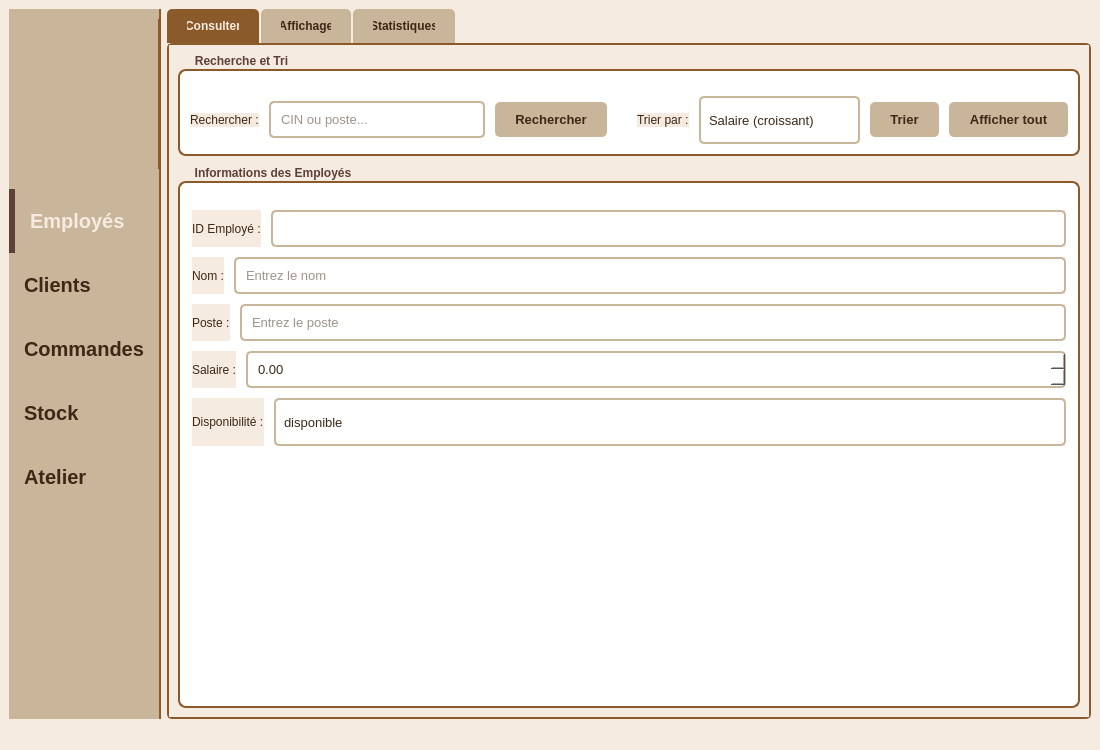
First picture: the form in interface_employe/mainwindow.ui, repository Esprit-UP-Algo/projetcpp2526-s2-2a8-smart-carpentry-morkshop-management, before the edit.
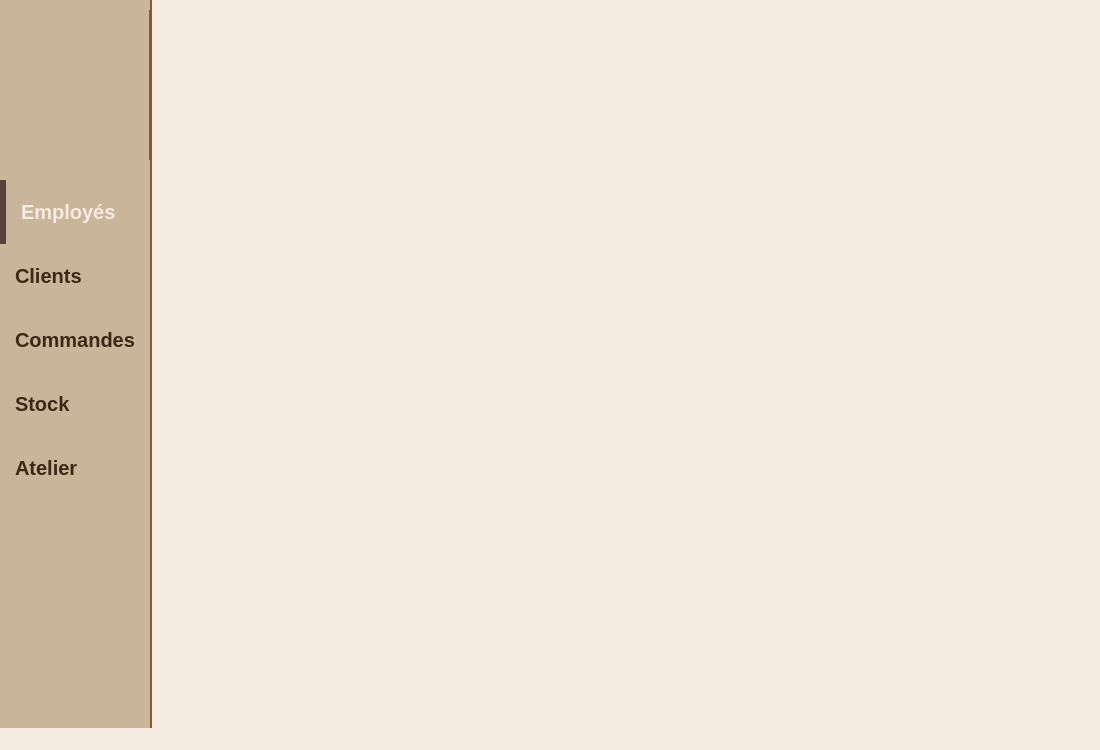
Second picture: the form after the edit. The open tabs and pages were chosen to show the change. Icons and pictures are not drawn.

What changed in the file:
```diff
--- a/interface_employe/mainwindow.ui
+++ b/interface_employe/mainwindow.ui
@@ -23,8 +23,8 @@
     QTabBar::tab:hover { background-color: #9B8068; }
     QGroupBox { background-color: #FFFFFF; border: 2px solid #8B5A2B; border-radius: 8px; margin-top: 15px; padding-top: 15px; font-weight: bold; }
     QGroupBox::title { color: #5D4037; subcontrol-origin: margin; left: 10px; padding: 0 5px; font-size: 10pt; }
-    QLineEdit, QDoubleSpinBox, QComboBox { background-color: #FFFFFF; border: 2px solid #C9B59A; border-radius: 5px; padding: 8px; color: #3D2817; font-size: 10pt; }
-    QLineEdit:focus, QDoubleSpinBox:focus, QComboBox:focus { border: 2px solid #8B5A2B; }
+    QLineEdit, QDoubleSpinBox, QComboBox, QTextEdit, QDateEdit { background-color: #FFFFFF; border: 2px solid #C9B59A; border-radius: 5px; padding: 8px; color: #3D2817; font-size: 10pt; }
+    QLineEdit:focus, QDoubleSpinBox:focus, QComboBox:focus, QTextEdit:focus, QDateEdit:focus { border: 2px solid #8B5A2B; }
     QComboBox { font-size: 10pt; min-height: 28px; }
     QComboBox::drop-down { border: none; width: 20px; }
     QComboBox::down-arrow { image: none; border-left: 4px solid transparent; border-right: 4px solid transparent; border-top: 4px solid #8B5A2B; margin-right: 6px; }
@@ -50,6 +50,21 @@
   </property>
   <widget class="QWidget" name="centralwidget">
    <layout class="QHBoxLayout" name="horizontalLayoutPrincipal" stretch="0,1">
+    <property name="spacing">
+     <number>0</number>
+    </property>
+    <property name="leftMargin">
+     <number>0</number>
+    </property>
+    <property name="topMargin">
+     <number>0</number>
+    </property>
+    <property name="rightMargin">
+     <number>0</number>
+    </property>
+    <property name="bottomMargin">
+     <number>0</number>
+    </property>
     <item>
      <widget class="QWidget" name="sidebar" native="true">
       <property name="styleSheet">
@@ -197,531 +212,40 @@
      </widget>
     </item>
     <item>
-     <widget class="QTabWidget" name="tabWidget">
-      <property name="currentIndex">
-       <number>2</number>
-      </property>
-      <widget class="QWidget" name="tabConsulter">
-       <attribute name="title">
-        <string>Consulter</string>
-       </attribute>
-       <layout class="QVBoxLayout" name="verticalLayoutConsulter">
-        <property name="spacing">
-         <number>10</number>
-        </property>
-        <item>
-         <widget class="QGroupBox" name="groupRechercheEtTri">
-          <property name="sizePolicy">
-           <sizepolicy hsizetype="Preferred" vsizetype="Fixed">
-            <horstretch>0</horstretch>
-            <verstretch>0</verstretch>
-           </sizepolicy>
-          </property>
-          <property name="title">
-           <string>Recherche et Tri</string>
-          </property>
-          <layout class="QHBoxLayout" name="horizontalRechercheEtTri">
-           <property name="spacing">
-            <number>10</number>
-           </property>
-           <property name="leftMargin">
-            <number>10</number>
-           </property>
-           <property name="topMargin">
-            <number>10</number>
-           </property>
-           <property name="rightMargin">
-            <number>10</number>
-           </property>
-           <property name="bottomMargin">
-            <number>10</number>
-           </property>
-           <item alignment="Qt::AlignmentFlag::AlignVCenter">
-            <widget class="QLabel" name="labelRechercher">
-             <property name="text">
-              <string>Rechercher :</string>
-             </property>
-            </widget>
-           </item>
-           <item>
-            <widget class="QLineEdit" name="lineEditRecherche">
-             <property name="placeholderText">
-              <string>CIN ou poste...</string>
-             </property>
-            </widget>
-           </item>
-           <item>
-            <widget class="QPushButton" name="btnRechercher">
-             <property name="text">
-              <string>Rechercher</string>
-             </property>
-            </widget>
-           </item>
-           <item>
-            <spacer name="spacerRecherche">
-             <property name="orientation">
-              <enum>Qt::Orientation::Horizontal</enum>
-             </property>
-             <property name="sizeType">
-              <enum>QSizePolicy::Policy::Fixed</enum>
-             </property>
-             <property name="sizeHint" stdset="0">
-              <size>
-               <width>20</width>
-               <height>20</height>
-              </size>
-             </property>
-            </spacer>
-           </item>
-           <item alignment="Qt::AlignmentFlag::AlignVCenter">
-            <widget class="QLabel" name="labelTrierPar">
-             <property name="text">
-              <string>Trier par :</string>
-             </property>
-            </widget>
-           </item>
-           <item>
-            <widget class="QComboBox" name="comboBoxTri">
-             <item>
-              <property name="text">
-               <string>Salaire (croissant)</string>
-              </property>
-             </item>
-             <item>
-              <property name="text">
-               <string>Salaire (décroissant)</string>
-              </property>
-             </item>
-            </widget>
-           </item>
-           <item>
-            <widget class="QPushButton" name="btnTrier">
-             <property name="text">
-              <string>Trier</string>
-             </property>
-            </widget>
-           </item>
-           <item>
-            <widget class="QPushButton" name="btnAfficherTout">
-             <property name="text">
-              <string>Afficher tout</string>
-             </property>
-            </widget>
-           </item>
-          </layout>
-         </widget>
-        </item>
-        <item>
-         <widget class="QGroupBox" name="groupBoxInfoEmployes">
-          <property name="sizePolicy">
-           <sizepolicy hsizetype="Preferred" vsizetype="Expanding">
-            <horstretch>0</horstretch>
-            <verstretch>1</verstretch>
-           </sizepolicy>
-          </property>
-          <property name="title">
-           <string>Informations des Employés</string>
-          </property>
-          <layout class="QVBoxLayout" name="verticalLayoutInfo">
-           <property name="spacing">
-            <number>10</number>
-           </property>
-           <property name="leftMargin">
-            <number>12</number>
-           </property>
-           <property name="topMargin">
-            <number>12</number>
-           </property>
-           <property name="rightMargin">
-            <number>12</number>
-           </property>
-           <property name="bottomMargin">
-            <number>12</number>
-           </property>
-           <item>
-            <layout class="QHBoxLayout" name="horizontalID">
-             <item>
-              <widget class="QLabel" name="labelID">
-               <property name="text">
-                <string>ID Employé :</string>
-               </property>
-              </widget>
-             </item>
-             <item>
-              <widget class="QLineEdit" name="lineEditID">
-               <property name="sizePolicy">
-                <sizepolicy hsizetype="Expanding" vsizetype="Fixed">
-                 <horstretch>1</horstretch>
-                 <verstretch>0</verstretch>
-                </sizepolicy>
-               </property>
-              </widget>
-             </item>
-            </layout>
-           </item>
-           <item>
-            <layout class="QHBoxLayout" name="horizontalNom">
-             <item>
-              <widget class="QLabel" name="labelNom">
-               <property name="text">
-                <string>Nom :</string>
-               </property>
-              </widget>
-             </item>
-             <item>
-              <widget class="QLineEdit" name="lineEditNom">
-               <property name="sizePolicy">
-                <sizepolicy hsizetype="Expanding" vsizetype="Fixed">
-                 <horstretch>1</horstretch>
-                 <verstretch>0</verstretch>
-                </sizepolicy>
-               </property>
-               <property name="placeholderText">
-                <string>Entrez le nom</string>
-               </property>
-              </widget>
-             </item>
-            </layout>
-           </item>
-           <item>
-            <layout class="QHBoxLayout" name="horizontalPoste">
-             <item>
-              <widget class="QLabel" name="labelPoste">
-               <property name="text">
-                <string>Poste :</string>
-               </property>
-              </widget>
-             </item>
-             <item>
-              <widget class="QLineEdit" name="lineEditPoste">
-               <property name="sizePolicy">
-                <sizepolicy hsizetype="Expanding" vsizetype="Fixed">
-                 <horstretch>1</horstretch>
-                 <verstretch>0</verstretch>
-                </sizepolicy>
-               </property>
-               <property name="placeholderText">
-                <string>Entrez le poste</string>
-               </property>
-              </widget>
-             </item>
-            </layout>
-           </item>
-           <item>
-            <layout class="QHBoxLayout" name="horizontalSalaire">
-             <item>
-              <widget class="QLabel" name="labelSalaire">
-               <property name="text">
-                <string>Salaire :</string>
-               </property>
-              </widget>
-             </item>
-             <item>
-              <widget class="QDoubleSpinBox" name="doubleSpinBoxSalaire">
-               <property name="sizePolicy">
-                <sizepolicy hsizetype="Expanding" vsizetype="Fixed">
-                 <horstretch>1</horstretch>
-                 <verstretch>0</verstretch>
-                </sizepolicy>
-               </property>
-               <property name="maximum">
-                <double>999999.989999999990687</double>
-               </property>
-               <property name="value">
-                <double>0.000000000000000</double>
-               </property>
-              </widget>
-             </item>
-            </layout>
-           </item>
-           <item>
-            <layout class="QHBoxLayout" name="horizontalDispo">
-             <item>
-              <widget class="QLabel" name="labelDispo">
-               <property name="text">
-                <string>Disponibilité :</string>
-               </property>
-              </widget>
-             </item>
-             <item>
-              <widget class="QComboBox" name="comboBoxDispo">
-               <property name="sizePolicy">
-                <sizepolicy hsizetype="Expanding" vsizetype="Fixed">
-                 <horstretch>1</horstretch>
-                 <verstretch>0</verstretch>
-                </sizepolicy>
-               </property>
-               <item>
-                <property name="text">
-                 <string>disponible</string>
-                </property>
-               </item>
-               <item>
-                <property name="text">
-                 <string>en congé</string>
-                </property>
-               </item>
-               <item>
-                <property name="text">
-                 <string>absent</string>
-                </property>
-               </item>
-              </widget>
-             </item>
-            </layout>
-           </item>
-           <item>
-            <spacer name="verticalSpacerForm">
-             <property name="orientation">
-              <enum>Qt::Orientation::Vertical</enum>
-             </property>
-             <property name="sizeHint" stdset="0">
-              <size>
-               <width>20</width>
-               <height>40</height>
-              </size>
-             </property>
-            </spacer>
-           </item>
-          </layout>
-         </widget>
-        </item>
-       </layout>
-      </widget>
-      <widget class="QWidget" name="tabAffichage">
-       <attribute name="title">
-        <string>Affichage</string>
-       </attribute>
-       <layout class="QVBoxLayout" name="verticalLayoutAffichage">
-        <property name="spacing">
-         <number>10</number>
-        </property>
-        <item>
-         <widget class="QGroupBox" name="groupBoxActions">
-          <property name="title">
-           <string>Actions</string>
-          </property>
-          <layout class="QHBoxLayout" name="horizontalLayoutActions">
-           <property name="spacing">
-            <number>10</number>
-           </property>
-           <item>
-            <widget class="QPushButton" name="btnAjouter">
-             <property name="text">
-              <string>+ Ajouter</string>
-             </property>
-            </widget>
-           </item>
-           <item>
-            <widget class="QPushButton" name="btnModifier">
-             <property name="text">
-              <string>Modifier</string>
-             </property>
-            </widget>
-           </item>
-           <item>
-            <widget class="QPushButton" name="btnSupprimer">
-             <property name="text">
-              <string>Supprimer</string>
-             </property>
-            </widget>
-           </item>
-           <item>
-            <widget class="QPushButton" name="btnAfficherTout">
-             <property name="text">
-              <string>Afficher Tout</string>
-             </property>
-            </widget>
-           </item>
-           <item>
-            <spacer name="horizontalSpacerActions">
-             <property name="orientation">
-              <enum>Qt::Orientation::Horizontal</enum>
-             </property>
-             <property name="sizeHint" stdset="0">
-              <size>
-               <width>40</width>
-               <height>20</height>
-              </size>
-             </property>
-            </spacer>
-           </item>
-           <item>
-            <widget class="QPushButton" name="btnVider">
-             <property name="text">
-              <string>Vider</string>
-             </property>
-            </widget>
-           </item>
-          </layout>
-         </widget>
-        </item>
-        <item>
-         <widget class="QTableWidget" name="tableWidgetEmployes">
-          <property name="alternatingRowColors">
-           <bool>true</bool>
-          </property>
-          <property name="selectionBehavior">
-           <enum>QAbstractItemView::SelectionBehavior::SelectRows</enum>
-          </property>
-          <property name="sortingEnabled">
-           <bool>true</bool>
-          </property>
-          <column>
-           <property name="text">
-            <string>ID Employé</string>
-           </property>
-          </column>
-          <column>
-           <property name="text">
-            <string>Nom</string>
-           </property>
-          </column>
-          <column>
-           <property name="text">
-            <string>Poste</string>
-           </property>
-          </column>
-          <column>
-           <property name="text">
-            <string>Salaire</string>
-           </property>
-          </column>
-          <column>
-           <property name="text">
-            <string>Disponibilité</string>
-           </property>
-          </column>
-         </widget>
-        </item>
-        <item>
-         <widget class="QGroupBox" name="groupBoxExport">
-          <property name="title">
-           <string>Exporter la Liste des Employés</string>
-          </property>
-          <layout class="QVBoxLayout" name="verticalLayoutExport">
-           <item>
-            <widget class="QLabel" name="labelExportInfo">
-             <property name="text">
-              <string>Choisissez le format d'exportation de la liste des employés :</string>
-             </property>
-            </widget>
-           </item>
-           <item>
-            <layout class="QHBoxLayout" name="horizontalLayoutExportButtons">
-             <item>
-              <widget class="QPushButton" name="btnExportPDF">
-               <property name="minimumSize">
-                <size>
-                 <width>0</width>
-                 <height>50</height>
-                </size>
-               </property>
-               <property name="text">
-                <string>Exporter en PDF</string>
-               </property>
-              </widget>
-             </item>
-            </layout>
-           </item>
-           <item>
-            <widget class="QGroupBox" name="groupBoxExportOptions">
-             <property name="title">
-              <string>Options d'exportation</string>
-             </property>
-             <layout class="QVBoxLayout" name="verticalLayoutOptions">
-              <item>
-               <widget class="QCheckBox" name="checkBoxInclureEntete">
-                <property name="text">
-                 <string>Inclure l'en-tête</string>
-                </property>
-                <property name="checked">
-                 <bool>true</bool>
-                </property>
-               </widget>
-              </item>
-              <item>
-               <widget class="QCheckBox" name="checkBoxDateExport">
-                <property name="text">
-                 <string>Inclure la date d'exportation</string>
-                </property>
-                <property name="checked">
-                 <bool>true</bool>
-                </property>
-               </widget>
-              </item>
-             </layout>
-            </widget>
-           </item>
-          </layout>
-         </widget>
-        </item>
-       </layout>
-      </widget>
-      <widget class="QWidget" name="tabStatistiques">
-       <attribute name="title">
-        <string>Statistiques</string>
-       </attribute>
-       <layout class="QVBoxLayout" name="verticalLayoutStats">
-        <item>
-         <widget class="QGroupBox" name="groupBoxStats">
-          <property name="title">
-           <string>Statistiques Générales</string>
-          </property>
-          <layout class="QGridLayout" name="gridLayoutStats">
-           <item row="0" column="0">
-            <widget class="QLabel" name="labelTotalEmployes">
-             <property name="font">
-              <font>
-               <family>Segoe UI</family>
-               <bold>true</bold>
-              </font>
-             </property>
-             <property name="text">
-              <string>Nombre total d'employés :</string>
-             </property>
-            </widget>
-           </item>
-           <item row="0" column="1">
-            <widget class="QLabel" name="labelTotalEmployesValeur">
-             <property name="font">
-              <font>
-               <family>Segoe UI</family>
-               <pointsize>12</pointsize>
-              </font>
-             </property>
-             <property name="text">
-              <string>0</string>
-             </property>
-            </widget>
-           </item>
-           <item row="1" column="0">
-            <widget class="QPushButton" name="btnActualiserStats">
-             <property name="text">
-              <string>Actualiser les Statistiques</string>
-             </property>
-            </widget>
-           </item>
-          </layout>
-         </widget>
-        </item>
-        <item>
-         <spacer name="verticalSpacerStats">
-          <property name="orientation">
-           <enum>Qt::Orientation::Vertical</enum>
-          </property>
-          <property name="sizeHint" stdset="0">
-           <size>
-            <width>20</width>
-            <height>40</height>
-           </size>
-          </property>
-         </spacer>
-        </item>
-       </layout>
-      </widget>
+     <widget class="QWidget" name="contentContainer">
+      <layout class="QVBoxLayout" name="contentLayout">
+       <property name="spacing">
+        <number>0</number>
+       </property>
+       <property name="leftMargin">
+        <number>0</number>
+       </property>
+       <property name="topMargin">
+        <number>0</number>
+       </property>
+       <property name="rightMargin">
+        <number>0</number>
+       </property>
+       <property name="bottomMargin">
+        <number>0</number>
+       </property>
+       <item>
+        <spacer name="contentSpacer">
+         <property name="orientation">
+          <enum>Qt::Orientation::Vertical</enum>
+         </property>
+         <property name="sizeHint" stdset="0">
+          <size>
+           <width>20</width>
+           <height>20</height>
+          </size>
+         </property>
+        </spacer>
+       </item>
+      </layout>
      </widget>
     </item>
+
    </layout>
   </widget>
   <widget class="QStatusBar" name="statusbar"/>
```
Left out of the diff: 1 changed line with no effect on the pictures.
